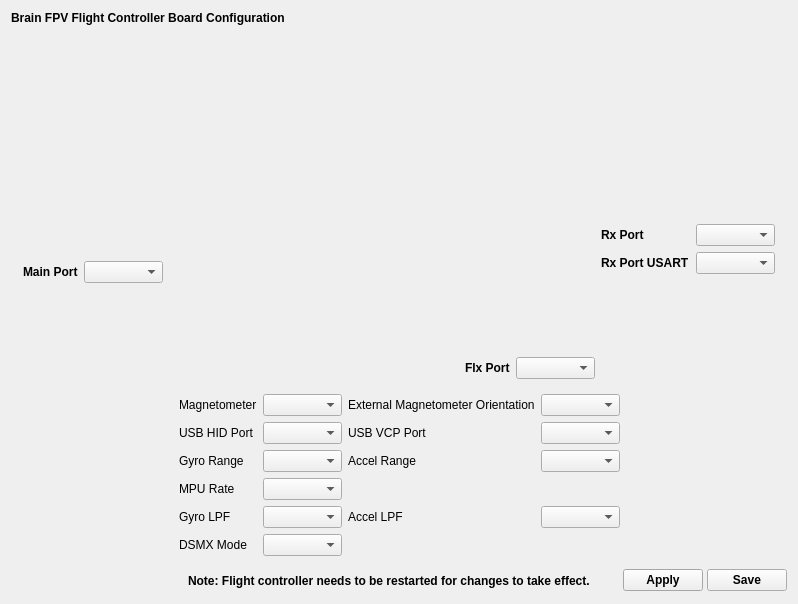
The window that ground/gcs/src/plugins/boards_brainfpv/brainconfiguration.ui (d-ronin/dRonin) describes before a commit, drawn with Qt 5.
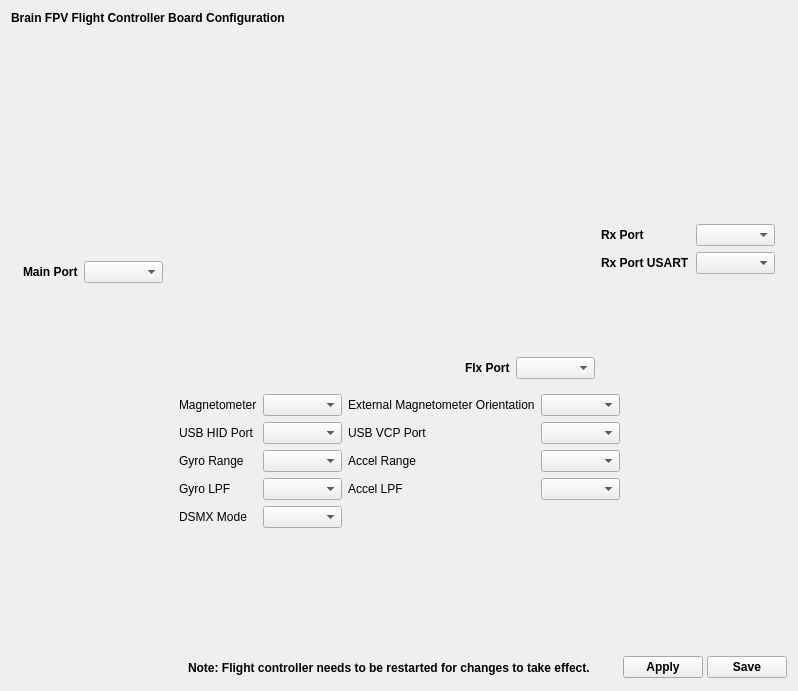
The same window after the commit. Icons and pictures are not drawn.

Commit message: Brain: remove MPU9250 freq config from UI

Diff of the .ui file:
```diff
--- a/ground/gcs/src/plugins/boards_brainfpv/brainconfiguration.ui
+++ b/ground/gcs/src/plugins/boards_brainfpv/brainconfiguration.ui
@@ -7,7 +7,7 @@
     <x>0</x>
     <y>0</y>
     <width>798</width>
-    <height>604</height>
+    <height>691</height>
    </rect>
   </property>
   <property name="sizePolicy">
@@ -284,7 +284,7 @@
      </item>
      <item>
       <layout class="QGridLayout" name="gridLayout_2" columnstretch="0,0,0,0">
-       <item row="7" column="2">
+       <item row="6" column="2">
         <widget class="QLabel" name="label_16">
          <property name="font">
           <font>
@@ -307,7 +307,7 @@
          </property>
         </widget>
        </item>
-       <item row="7" column="1">
+       <item row="6" column="1">
         <widget class="QComboBox" name="cmbGyroLpf">
          <property name="toolTip">
           <string>&lt;html&gt;&lt;head/&gt;&lt;body&gt;&lt;p&gt;Low-pass filter (LPF) cutoff frequency for gyro signals. Generally, the cutoff frequency should be as high as possible. Lowering the cutoff helps reducing noise caused by motor vibrations, but it can possibly decrease the responsiveness of the UAV. &lt;/p&gt;&lt;/body&gt;&lt;/html&gt;</string>
@@ -402,7 +402,7 @@
          </property>
         </widget>
        </item>
-       <item row="7" column="0">
+       <item row="6" column="0">
         <widget class="QLabel" name="label_15">
          <property name="font">
           <font>
@@ -445,16 +445,10 @@
          </property>
         </widget>
        </item>
-       <item row="6" column="0">
-        <widget class="QLabel" name="label_14">
-         <property name="font">
-          <font>
-           <weight>50</weight>
-           <bold>false</bold>
-          </font>
-         </property>
-         <property name="text">
-          <string>MPU Rate</string>
+       <item row="6" column="3">
+        <widget class="QComboBox" name="cmbAccelLpf">
+         <property name="toolTip">
+          <string>&lt;html&gt;&lt;head/&gt;&lt;body&gt;&lt;p&gt;Low-pass filter (LPF) cutoff frequency for the accelerometer signals. Generally, the cutoff frequency should be as high as possible. Lowering the cutoff helps reducing noise caused by motor vibrations, but it can possibly decrease the responsiveness of the UAV. &lt;/p&gt;&lt;/body&gt;&lt;/html&gt;</string>
          </property>
         </widget>
        </item>
@@ -471,27 +465,10 @@
          </property>
         </widget>
        </item>
-       <item row="6" column="1">
-        <widget class="QComboBox" name="cmbMpuRate">
-         <property name="font">
-          <font>
-           <weight>50</weight>
-           <bold>false</bold>
-          </font>
-         </property>
-         <property name="toolTip">
-          <string>&lt;html&gt;&lt;head/&gt;&lt;body&gt;&lt;p&gt;Sampling frequency for the gyros and accelerometers in Hz. A higher frequency is better, but will increase the CPU utilization. When SyncPWM is used, this is the frequency with which the ESCs are updated.&lt;/p&gt;&lt;/body&gt;&lt;/html&gt;</string>
-         </property>
-        </widget>
+       <item row="7" column="1">
+        <widget class="QComboBox" name="cbDsmxMode"/>
        </item>
-       <item row="7" column="3">
-        <widget class="QComboBox" name="cmbAccelLpf">
-         <property name="toolTip">
-          <string>&lt;html&gt;&lt;head/&gt;&lt;body&gt;&lt;p&gt;Low-pass filter (LPF) cutoff frequency for the accelerometer signals. Generally, the cutoff frequency should be as high as possible. Lowering the cutoff helps reducing noise caused by motor vibrations, but it can possibly decrease the responsiveness of the UAV. &lt;/p&gt;&lt;/body&gt;&lt;/html&gt;</string>
-         </property>
-        </widget>
-       </item>
-       <item row="8" column="0">
+       <item row="7" column="0">
         <widget class="QLabel" name="label_12">
          <property name="font">
           <font>
@@ -504,9 +481,6 @@
          </property>
         </widget>
        </item>
-       <item row="8" column="1">
-        <widget class="QComboBox" name="cbDsmxMode"/>
-       </item>
       </layout>
      </item>
      <item>
```
Left out of the diff: 1 changed line with no effect on the pictures. The commit also changes 1 other file.
